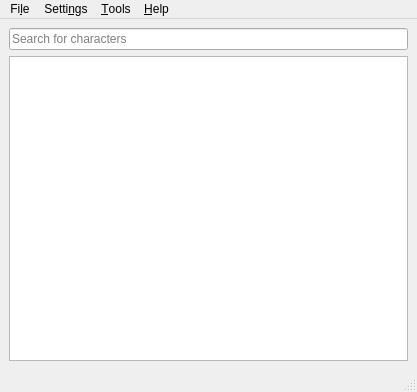
Qt form npc/gui/uis/main_window.ui (aurule/npc) before a commit.
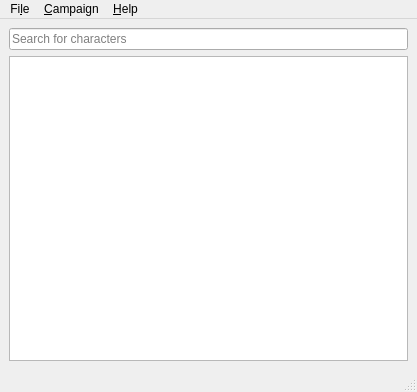
The same form after that commit. Icons and pictures are not drawn.

Commit message: Shuffle menu items around

What changed in the file:
```diff
--- a/npc/gui/uis/main_window.ui
+++ b/npc/gui/uis/main_window.ui
@@ -86,13 +86,6 @@
     <addaction name="actionOpenCampaign"/>
     <addaction name="menuOpen_Recent_Campaign"/>
     <addaction name="separator"/>
-    <addaction name="actionQuit"/>
-   </widget>
-   <widget class="QMenu" name="menuSettings">
-    <property name="title">
-     <string>Setti&amp;ngs</string>
-    </property>
-    <addaction name="actionCampaignSettings"/>
     <addaction name="actionUserSettings"/>
     <addaction name="actionReloadSettings"/>
    </widget>
@@ -102,15 +95,14 @@
     </property>
     <addaction name="actionAbout"/>
    </widget>
-   <widget class="QMenu" name="menuTools">
+   <widget class="QMenu" name="menuCampaign">
     <property name="title">
-     <string>&amp;Tools</string>
+     <string>&amp;Campaign</string>
     </property>
     <addaction name="actionInit"/>
    </widget>
    <addaction name="menuFile"/>
-   <addaction name="menuSettings"/>
-   <addaction name="menuTools"/>
+   <addaction name="menuCampaign"/>
    <addaction name="menuHelp"/>
   </widget>
   <widget class="QStatusBar" name="statusbar"/>
```
Left out of the diff: 7 changed lines with no effect on the pictures. The commit also changes 2 other files.
